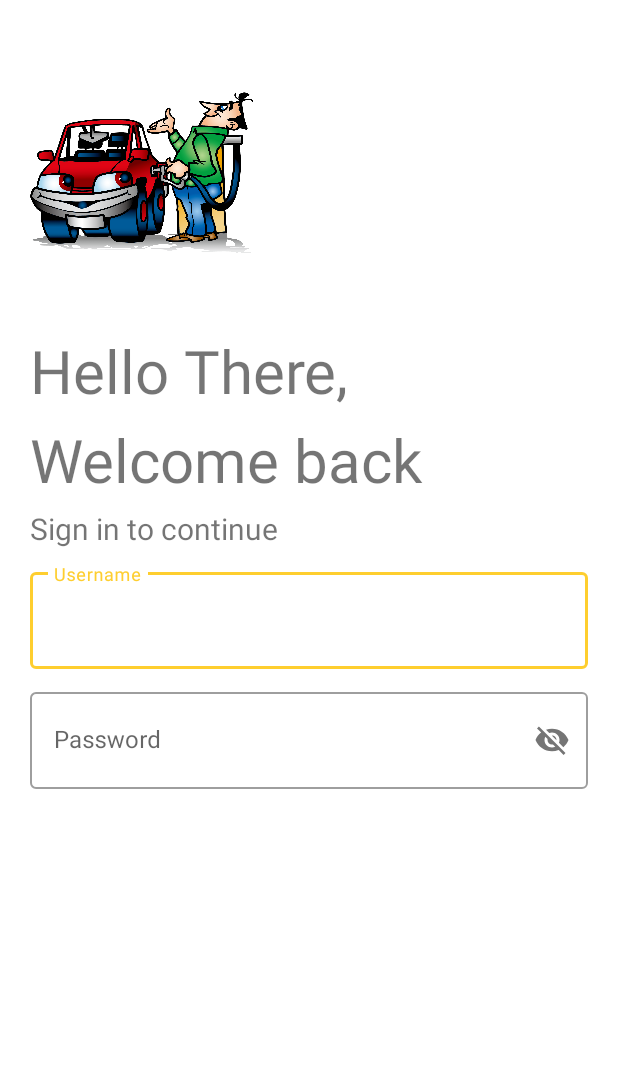
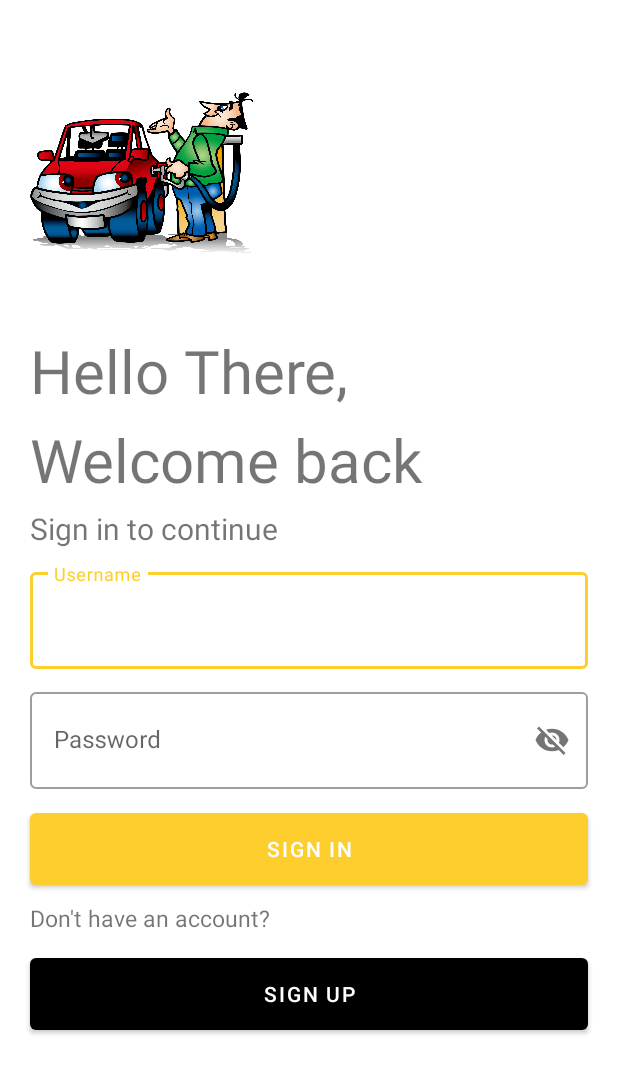
Before and after one commit to pramitha1166/ead_petrol_queue_app, an Android app: the screen it shows after launch (LoginScreen), on a phone screen of 412 x 824 dp. Shown: the top 1074 px of the screen. Run offline under Robolectric (Android 15) with nearby library versions, the phone set to English and light mode, and no system bars; libraries missing offline, so code that uses them is left out: com.loopj.android, cz.msebera.android; Roboto replaces fonts that are not available here.

Commit message:
init backend and setup http rest client

```diff
--- a/EADPetrolQueue/app/build.gradle
+++ b/EADPetrolQueue/app/build.gradle
@@ -33,6 +33,7 @@ dependencies {
     implementation 'com.google.android.material:material:1.4.0'
     implementation 'androidx.constraintlayout:constraintlayout:2.0.4'
     implementation 'com.google.android.material:material:1.6.0'
+    implementation 'com.loopj.android:android-async-http:1.4.9'
     testImplementation 'junit:junit:4.13.2'
     androidTestImplementation 'androidx.test.ext:junit:1.1.3'
     androidTestImplementation 'androidx.test.espresso:espresso-core:3.4.0'
--- a/EADPetrolQueue/app/src/main/AndroidManifest.xml
+++ b/EADPetrolQueue/app/src/main/AndroidManifest.xml
@@ -1,7 +1,8 @@
 <?xml version="1.0" encoding="utf-8"?>
 <manifest xmlns:android="http://schemas.android.com/apk/res/android"
     package="com.example.ead">
-
+    <uses-permission android:name="android.permission.INTERNET" />
+    <uses-permission android:name="android.permission.ACCESS_NETWORK_STATE" />
     <application
         android:allowBackup="true"
         android:icon="@mipmap/ic_launcher"
--- a/EADPetrolQueue/app/src/main/java/com/example/ead/LoginScreen.java
+++ b/EADPetrolQueue/app/src/main/java/com/example/ead/LoginScreen.java
@@ -3,13 +3,75 @@ package com.example.ead;
 import androidx.appcompat.app.AppCompatActivity;
 
 import android.os.Bundle;
+import android.text.TextUtils;
+import android.view.View;
+import android.widget.Button;
+import android.widget.EditText;
+
+import com.example.ead.services.RestClient;
+import com.loopj.android.http.AsyncHttpResponseHandler;
+import com.loopj.android.http.JsonHttpResponseHandler;
+import com.loopj.android.http.RequestParams;
+
+import org.json.JSONArray;
+
+import cz.msebera.android.httpclient.Header;
 
 public class LoginScreen extends AppCompatActivity {
+
+    EditText userName;
+    EditText password;
+    Button login;
 
     @Override
     protected void onCreate(Bundle savedInstanceState) {
         super.onCreate(savedInstanceState);
-        getSupportActionBar().hide();
         setContentView(R.layout.activity_login_screen);
+
+        userName = findViewById(R.id.username);
+        password = findViewById(R.id.password);
+        login = findViewById(R.id.login);
+
+        login.setOnClickListener(new View.OnClickListener() {
+            @Override
+            public void onClick(View view) {
+                if(validateDate()) {
+                    System.out.println("Sending request...");
+                    RestClient.post("/api/user/login", null, new AsyncHttpResponseHandler() {
+
+                        @Override
+                        public void onSuccess(int statusCode, Header[] headers, byte[] responseBody) {
+                            System.out.println("Success => " + statusCode);
+                        }
+
+                        @Override
+                        public void onFailure(int statusCode, Header[] headers, byte[] responseBody, Throwable error) {
+
+                        }
+                    });
+                }
+
+
+            }
+        });
+
+    }
+
+    boolean isEmpty(EditText text) {
+        CharSequence str = text.getText().toString();
+        return TextUtils.isEmpty(str);
+    }
+
+    boolean validateDate() {
+        boolean status = true;
+        if(isEmpty(userName)) {
+            userName.setError("Username is required!");
+            status = false;
+        }
+        if(isEmpty(password)) {
+            password.setError("Password is required!");
+            status = false;
+        }
+        return status;
     }
 }
--- a/EADPetrolQueue/app/src/main/java/com/example/ead/MainActivity.java
+++ b/EADPetrolQueue/app/src/main/java/com/example/ead/MainActivity.java
@@ -6,14 +6,13 @@ import android.content.Intent;
 import android.os.Bundle;
 import android.os.Handler;
 import android.view.WindowManager;
-import android.window.SplashScreen;
 
 public class MainActivity extends AppCompatActivity {
 
     @Override
     protected void onCreate(Bundle savedInstanceState) {
         super.onCreate(savedInstanceState);
-        getSupportActionBar().hide();
+        //getSupportActionBar().hide();
         getWindow().setFlags(WindowManager.LayoutParams.FLAG_FULLSCREEN,WindowManager.LayoutParams.FLAG_FULLSCREEN );
         setContentView(R.layout.activity_main);
 
--- /dev/null
+++ b/EADPetrolQueue/app/src/main/java/com/example/ead/services/ApiCommunicationService.java
@@ -0,0 +1,5 @@
+package com.example.ead.services;
+
+public class ApiCommunicationService {
+
+}
--- a/EADPetrolQueue/app/src/main/res/layout/activity_login_screen.xml
+++ b/EADPetrolQueue/app/src/main/res/layout/activity_login_screen.xml
@@ -1,5 +1,5 @@
 <?xml version="1.0" encoding="utf-8"?>
-<LinearLayout xmlns:android="http://schemas.android.com/apk/res/android"
+<RelativeLayout xmlns:android="http://schemas.android.com/apk/res/android"
     xmlns:app="http://schemas.android.com/apk/res-auto"
     xmlns:tools="http://schemas.android.com/tools"
     android:layout_width="match_parent"
@@ -9,6 +9,21 @@
     android:background="#fff"
     >
 
+    <ProgressBar
+        android:id="@+id/pBar"
+        style="?android:attr/progressBarStyleLarge"
+        android:layout_width="wrap_content"
+        android:layout_height="wrap_content"
+        android:layout_marginTop="40dp"
+        android:visibility="gone" />
+
+    <LinearLayout
+        android:layout_width="match_parent"
+        android:layout_height="match_parent"
+        tools:context=".LoginScreen"
+        android:orientation="vertical"
+        android:background="#fff"
+        >
 
         <ImageView
             android:id="@+id/imageView2"
@@ -55,18 +70,17 @@
             android:layout_marginRight="20dp"
             android:layout_marginTop="10dp"
             android:hint="Username"
-        android:id="@+id/username"
             style="@style/Widget.MaterialComponents.TextInputLayout.OutlinedBox"
             >
 
             <com.google.android.material.textfield.TextInputEditText
+                android:id="@+id/username"
                 android:layout_width="match_parent"
                 android:layout_height="match_parent" />
 
         </com.google.android.material.textfield.TextInputLayout>
 
         <com.google.android.material.textfield.TextInputLayout
-        android:id="@+id/password"
             style="@style/Widget.MaterialComponents.TextInputLayout.OutlinedBox"
             android:layout_width="match_parent"
             android:layout_height="70dp"
@@ -78,11 +92,46 @@
             app:passwordToggleEnabled="true">
 
             <com.google.android.material.textfield.TextInputEditText
+                android:id="@+id/password"
                 android:layout_width="match_parent"
                 android:layout_height="match_parent" />
 
         </com.google.android.material.textfield.TextInputLayout>
 
+        <Button
+            android:id="@+id/login"
+            android:layout_width="match_parent"
+            android:layout_height="60dp"
+            android:layout_marginLeft="20dp"
+            android:layout_marginTop="10dp"
+            android:layout_marginRight="20dp"
+            android:text="Sign In" />
+
+        <TextView
+            android:id="@+id/textView3"
+            android:layout_width="match_parent"
+            android:layout_height="wrap_content"
+            android:text="Don't have an account?"
+            android:layout_marginLeft="20dp"
+            android:layout_marginTop="5dp"
+            android:textSize="15dp"
+            />
+
+        <Button
+            android:id="@+id/to_register"
+            android:layout_width="match_parent"
+            android:layout_height="60dp"
+            android:layout_marginLeft="20dp"
+            android:layout_marginTop="10dp"
+            android:layout_marginRight="20dp"
+            android:text="Sign Up"
+            app:backgroundTint="@color/black"
+            app:iconTint="@color/primaryColor" />
 
 
     </LinearLayout>
+
+
+
+
+</RelativeLayout>
--- a/EADPetrolQueue/app/src/main/res/values/colors.xml
+++ b/EADPetrolQueue/app/src/main/res/values/colors.xml
@@ -8,4 +8,5 @@
     <color name="black">#FF000000</color>
     <color name="white">#FFFFFFFF</color>
     <color name="primaryColor">#fece2f</color>
+    <color name="secondaryColor">#FF000000</color>
 </resources>
--- a/EADPetrolQueue/app/src/main/res/values/themes.xml
+++ b/EADPetrolQueue/app/src/main/res/values/themes.xml
@@ -3,10 +3,10 @@
     <style name="Theme.EADPetrolQueue" parent="Theme.MaterialComponents.DayNight.NoActionBar">
         <!-- Primary brand color. -->
         <item name="colorPrimary">@color/primaryColor</item>
-        <item name="colorPrimaryVariant">@color/purple_700</item>
+        <item name="colorPrimaryVariant">@color/primaryColor</item>
         <item name="colorOnPrimary">@color/white</item>
         <!-- Secondary brand color. -->
-        <item name="colorSecondary">@color/teal_200</item>
+        <item name="colorSecondary">@color/black</item>
         <item name="colorSecondaryVariant">@color/teal_700</item>
         <item name="colorOnSecondary">@color/black</item>
         <!-- Status bar color. -->
```
Also changed, not shown: EADPetrolQueue/app/src/main/java/com/example/ead/services/RestClient.java (added, +20 -0 lines), 5 other files. Lines whose indentation alone changed are shown as unchanged.
